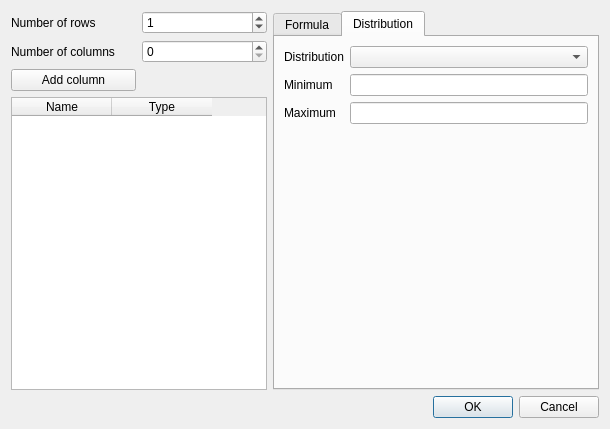
Above: QtAPI/inc/QtAPI/TableDialog.ui from rrnntt/SmallProject before the change. Below: the same form after it.
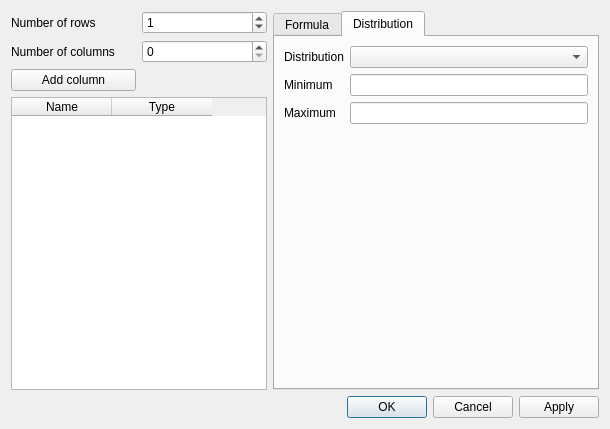
That is the form after the change.

What changed in the file:
```diff
--- a/QtAPI/inc/QtAPI/TableDialog.ui
+++ b/QtAPI/inc/QtAPI/TableDialog.ui
@@ -142,7 +142,7 @@
       <enum>Qt::Horizontal</enum>
      </property>
      <property name="standardButtons">
-      <set>QDialogButtonBox::Cancel|QDialogButtonBox::Ok</set>
+      <set>QDialogButtonBox::Apply|QDialogButtonBox::Cancel|QDialogButtonBox::Ok</set>
      </property>
     </widget>
    </item>
```
Left out of the diff: 8 changed lines with no effect on the pictures.
